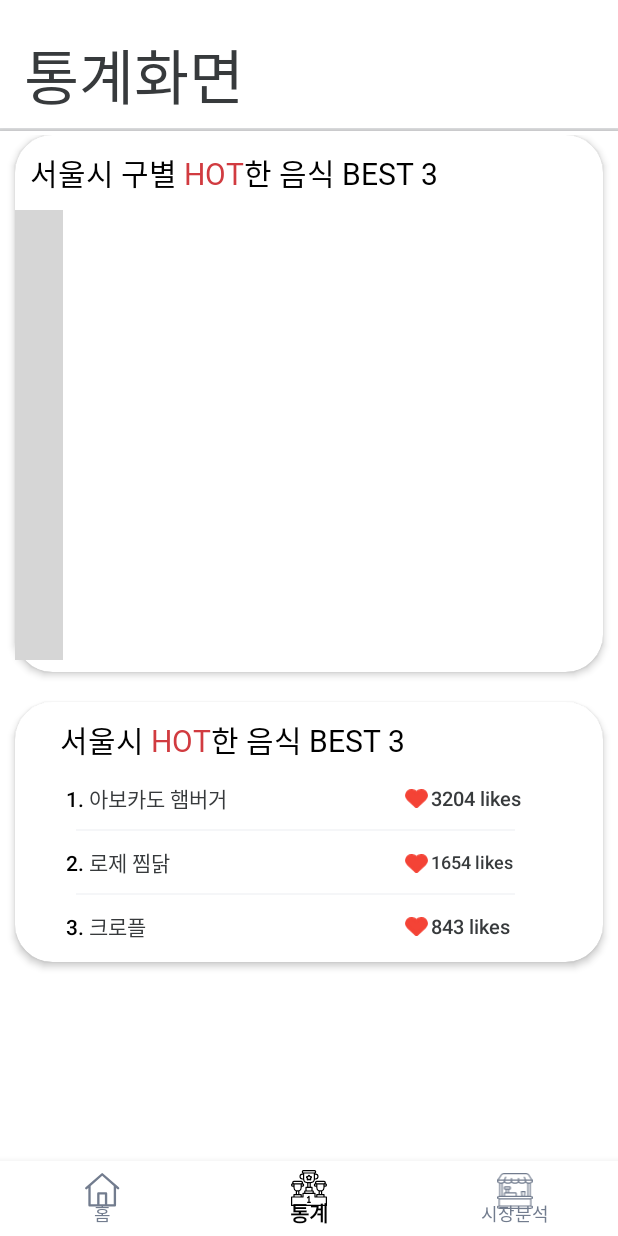
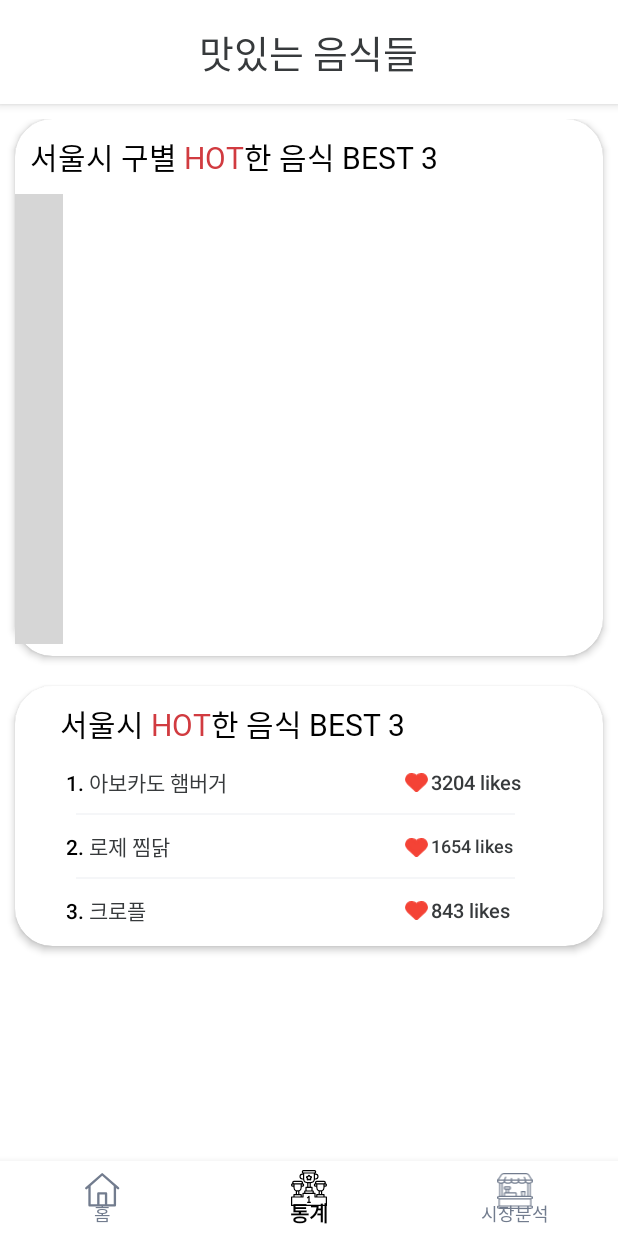
Before and after one commit to 2020-IT2/woowa-android-main-, an Android app: the Home screen opened directly, with no data from a screen before it, item 2 of the bottom bar chosen, on a phone screen of 412 x 824 dp. Run offline under Robolectric (Android 15) with nearby library versions, the phone set to English and light mode, and no system bars; libraries missing offline, so code that uses them is left out: com.github.mikephil.charting, com.naver.maps, com.richpath, com.richpathanimator; plain views replace RichPathView; pictures from the network do not load; 5 statements that could not run were skipped; grey boxes are pictures that could not be loaded.

Commit message:
Modify Appbar and Home Card View
We modify card view to show image in rounded square shape. And we modify
appbar to scoll more better.

```diff
--- a/app/src/main/java/com/woowahan/woowahanfoods/Home/Fragment/Home.java
+++ b/app/src/main/java/com/woowahan/woowahanfoods/Home/Fragment/Home.java
@@ -114,21 +114,17 @@ public class Home extends Fragment {
         ViewPager viewPager2 = view.findViewById(R.id.viewPager2);
         viewPager2.setClipToPadding(false);
 
-//        float density = getResources().getDisplayMetrics().density;
-//        int margin = (int) (DP * density);
-//        viewPager.setPadding(margin, 0, margin, 0);
-//        viewPager.setPageMargin(margin/2);
+        float density = getResources().getDisplayMetrics().density;
+        int margin = (int) (DP * density);
+        viewPager.setPadding(margin, 0, margin, 0);
+        viewPager.setPageMargin(margin/2);
         adapter = new viewPageAdapter(getContext(), imageDataList);
         viewPager.setAdapter(adapter);
 
-        TabLayout tabLayout = (TabLayout) view.findViewById(R.id.tab_lay);
-        tabLayout.setupWithViewPager(viewPager, true);
-
+        viewPager2.setPadding(margin, 0, margin, 0);
+        viewPager2.setPageMargin(margin/2);
         adapter2 = new viewPageAdapter(getContext(), imageDataList);
         viewPager2.setAdapter(adapter2);
-
-        TabLayout tabLayout2 = (TabLayout) view.findViewById(R.id.tab_layout2);
-        tabLayout2.setupWithViewPager(viewPager2, true);
 
         getPhotos();
         getHashKey();
--- a/app/src/main/res/layout/fragment_statistic.xml
+++ b/app/src/main/res/layout/fragment_statistic.xml
@@ -4,77 +4,19 @@
     android:layout_width="match_parent"
     android:layout_height="match_parent"
     android:background="@android:color/white">
-    <com.google.android.material.appbar.AppBarLayout
-        android:layout_width="match_parent"
-        android:layout_height="wrap_content">
-
-        <com.google.android.material.appbar.CollapsingToolbarLayout
-            android:layout_width="match_parent"
-            android:layout_height="wrap_content"
-            android:elevation="10dp"
-            app:layout_scrollFlags="scroll|exitUntilCollapsed">
-
-            <com.google.android.material.appbar.AppBarLayout
-                android:layout_width="match_parent"
-                android:layout_height="wrap_content"
-                android:background="@color/white_gray"
-                android:elevation="10dp">
-                <LinearLayout
-                    android:layout_width="match_parent"
-                    android:layout_height="wrap_content"
-                    android:orientation="vertical">
-                    <androidx.appcompat.widget.Toolbar
-                        android:id="@+id/toolbar2"
-                        android:elevation="10dp"
-                        android:layout_width="match_parent"
-                        android:layout_height="wrap_content"
-                        android:background="@color/white"
-                        app:layout_collapseMode="pin">
-                        <LinearLayout
-                            android:layout_width="match_parent"
-                            android:layout_height="wrap_content"
-                            android:gravity="left"
-                            android:orientation="vertical">
-                            <TextView
-                                android:fontFamily="@font/dohuyn"
-                                android:layout_marginTop="20dp"
-                                android:layout_marginBottom="5dp"
-                                android:layout_width="wrap_content"
-                                android:layout_height="wrap_content"
-                                android:text="통계화면"
-                                android:textSize="40dp"
-                                android:gravity="center"/>
-                        </LinearLayout>
-
-                    </androidx.appcompat.widget.Toolbar>
-                    <View
-                        android:layout_width="match_parent"
-                        android:layout_height="2dp"
-                        android:background="@drawable/shadow" />
-
-                </LinearLayout>
-
-
-            </com.google.android.material.appbar.AppBarLayout>
-        </com.google.android.material.appbar.CollapsingToolbarLayout>
-
-    </com.google.android.material.appbar.AppBarLayout>
-
     <androidx.core.widget.NestedScrollView
         android:layout_width="match_parent"
         android:layout_height="wrap_content"
-        android:layout_marginTop="90dp"
+        android:overScrollMode="never"
         android:layout_marginBottom="50dp"
-        app:layout_constraintBottom_toBottomOf="parent"
-        app:layout_constraintLeft_toLeftOf="parent"
-        app:layout_constraintRight_toRightOf="parent"
-        app:layout_constraintTop_toTopOf="parent">
+        app:layout_behavior="@string/appbar_scrolling_view_behavior">>
 
         <RelativeLayout
             android:layout_width="match_parent"
             android:layout_height="wrap_content">
 
             <LinearLayout
+                android:layout_marginTop="10dp"
                 android:layout_width="match_parent"
                 android:layout_height="wrap_content"
                 android:orientation="vertical">
@@ -508,4 +450,52 @@
     </androidx.core.widget.NestedScrollView>
 
 
+    <com.google.android.material.appbar.AppBarLayout
+        android:layout_width="match_parent"
+        android:layout_height="wrap_content">
+
+        <com.google.android.material.appbar.CollapsingToolbarLayout
+            android:layout_width="match_parent"
+            android:layout_height="wrap_content"
+            app:layout_scrollFlags="exitUntilCollapsed">
+
+            <com.google.android.material.appbar.AppBarLayout
+                android:layout_width="match_parent"
+                android:layout_height="wrap_content"
+                android:background="@color/white">
+
+                <androidx.appcompat.widget.Toolbar
+                    android:id="@+id/toolbar2"
+                    android:layout_width="match_parent"
+                    android:layout_height="wrap_content"
+                    android:background="@color/transparent"
+                    app:contentInsetLeft="0dp"
+                    app:contentInsetStart="0dp"
+                    app:contentInsetStartWithNavigation="0dp"
+                    app:layout_collapseMode="pin">
+                    <LinearLayout
+                        android:layout_width="match_parent"
+                        android:layout_height="wrap_content"
+                        android:orientation="vertical">
+                        <LinearLayout
+                            android:paddingVertical="15dp"
+                            android:layout_width="match_parent"
+                            android:layout_height="wrap_content"
+                            android:gravity="center"
+                            android:orientation="vertical">
+                            <TextView
+                                android:layout_width="wrap_content"
+                                android:layout_height="wrap_content"
+                                android:text="맛있는 음식들"
+                                android:fontFamily="@font/dohuyn"
+                                android:textSize="25sp"
+                                android:gravity="center"/>
+                        </LinearLayout>
+                    </LinearLayout>
+
+                </androidx.appcompat.widget.Toolbar>
+            </com.google.android.material.appbar.AppBarLayout>
+        </com.google.android.material.appbar.CollapsingToolbarLayout>
+
+    </com.google.android.material.appbar.AppBarLayout>
 </androidx.coordinatorlayout.widget.CoordinatorLayout>
```
Also changed, not shown: app/src/main/java/com/woowahan/woowahanfoods/FeedViewer/Fragment/FeedViewer.java (+18 -4 lines), app/src/main/java/com/woowahan/woowahanfoods/FeedViewer/Fragment/RestaurantMap.java (added, +120 -0 lines), app/src/main/java/com/woowahan/woowahanfoods/Home/Adapter/viewPageAdapter.java (+7 -1 lines), app/src/main/res/drawable/bottom_radius_background.xml (added, +10 -0 lines), app/src/main/res/layout/fragment_home.xml (+7 -21 lines), app/src/main/res/layout/fragment_market.xml (+74 -75 lines), app/src/main/res/layout/main_food_view_page.xml (+19 -13 lines).
